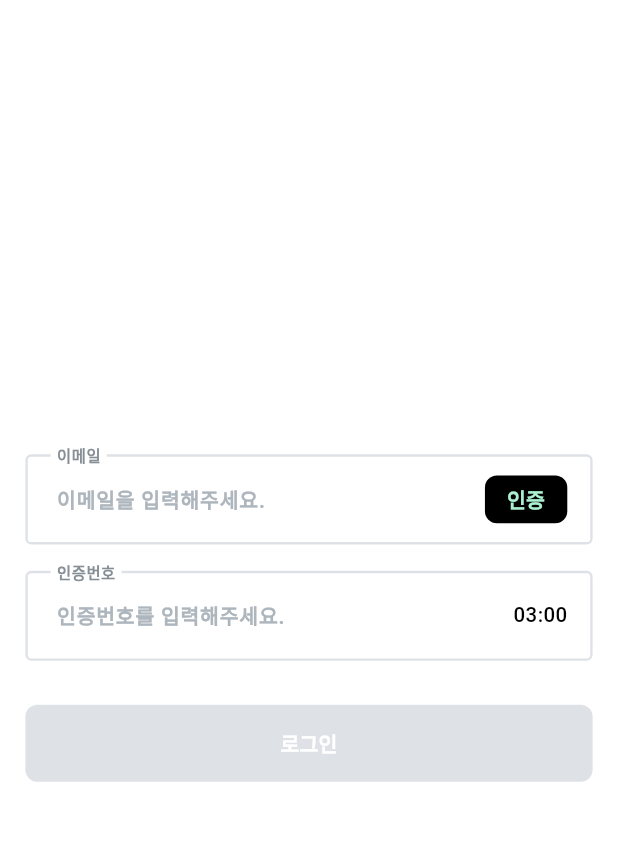
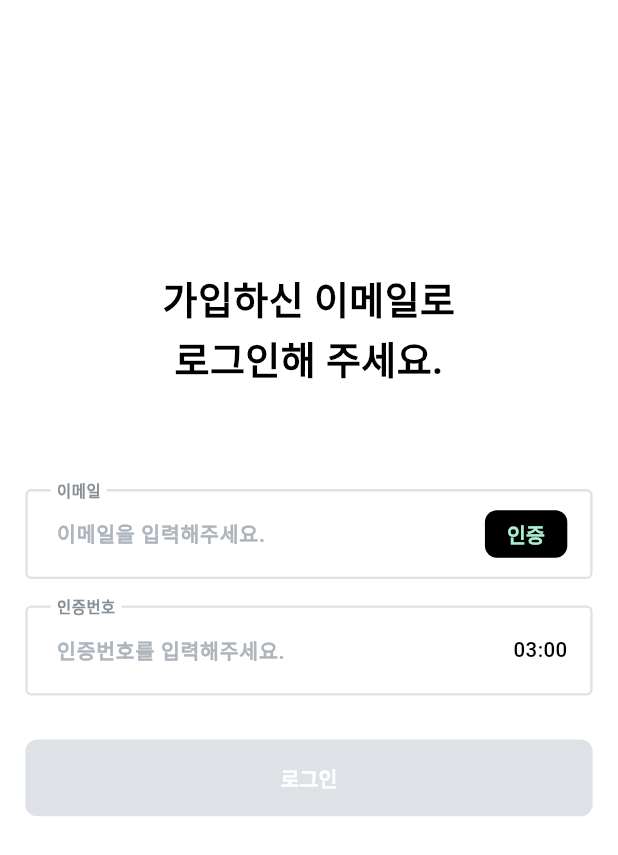
Before and after one commit to collecter1110/collecter, a Flutter app: the screen it shows after launch, after a tap on "이메일로 로그인", on a phone screen of 412 x 824 dp. Shown: the top 855 px of the screen. Run offline on Flutter 3.47's test engine with Material 3 defaults, Android fonts, the phone set to English and light mode, and no system bars; our stand-ins replace flutter_dotenv, flutter_screenutil, fluttertoast, image_picker, supabase_flutter; accounts and stored records are empty; Roboto replaces fonts that are missing (Pretendard, PretendardRegular).

Commit message:
style : Email Login Screen UI/UX

```diff
--- a/lib/page/login/email_login_screen.dart
+++ b/lib/page/login/email_login_screen.dart
@@ -153,11 +153,25 @@ class _EmailLoginScreenState extends State<EmailLoginScreen> {
       child: Scaffold(
         resizeToAvoidBottomInset: false,
         body: Padding(
-          padding: EdgeInsets.symmetric(horizontal: 16.0.w),
+          padding: EdgeInsets.only(top: 184.0.h, left: 16.0.w, right: 16.0.w),
           child: Column(
-            mainAxisAlignment: MainAxisAlignment.center,
+            mainAxisAlignment: MainAxisAlignment.start,
             crossAxisAlignment: CrossAxisAlignment.center,
             children: [
+              Text(
+                '가입하신 이메일로\n로그인해 주세요.',
+                style: TextStyle(
+                  fontFamily: 'PretendardRegular',
+                  fontSize: 26.sp,
+                  fontWeight: FontWeight.w600,
+                  color: Colors.black,
+                  height: 1.5,
+                ),
+                textAlign: TextAlign.center,
+              ),
+              SizedBox(
+                height: 68.0.h,
+              ),
               Form(
                 key: _emailAddressFormKey,
                 child: CustomTextFormField(
```
